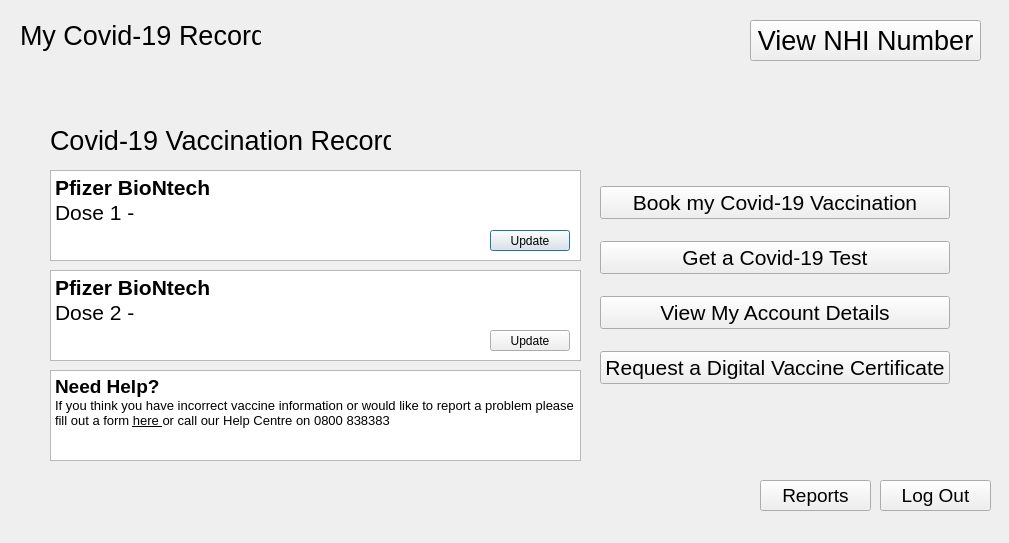
The window that L_A_B_Final_Project/adminmainpage.ui (SourPanda13/106-Group-Assignment) describes before a commit, drawn with Qt 5.
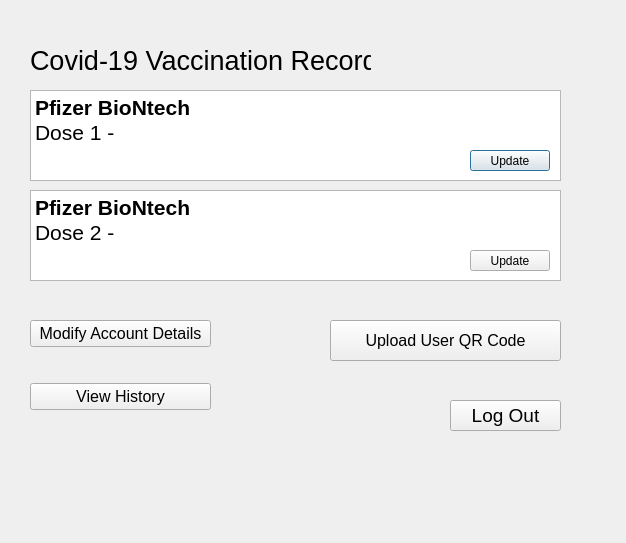
The same window after the commit.

Commit message: Admin main page edit

```diff
--- a/L_A_B_Final_Project/adminmainpage.ui
+++ b/L_A_B_Final_Project/adminmainpage.ui
@@ -6,7 +6,7 @@
    <rect>
     <x>0</x>
     <y>0</y>
-    <width>1009</width>
+    <width>626</width>
     <height>543</height>
    </rect>
   </property>
@@ -16,8 +16,8 @@
   <widget class="QLabel" name="label_2">
    <property name="geometry">
     <rect>
-     <x>50</x>
-     <y>110</y>
+     <x>30</x>
+     <y>30</y>
      <width>341</width>
      <height>61</height>
     </rect>
@@ -34,8 +34,8 @@
   <widget class="QTextEdit" name="Dose2Box">
    <property name="geometry">
     <rect>
-     <x>50</x>
-     <y>270</y>
+     <x>30</x>
+     <y>190</y>
      <width>531</width>
      <height>91</height>
     </rect>
@@ -52,8 +52,8 @@
   <widget class="QTextEdit" name="Dose1Box">
    <property name="geometry">
     <rect>
-     <x>50</x>
-     <y>170</y>
+     <x>30</x>
+     <y>90</y>
      <width>531</width>
      <height>91</height>
     </rect>
@@ -94,8 +94,8 @@
   <widget class="QPushButton" name="pushButton">
    <property name="geometry">
     <rect>
-     <x>490</x>
-     <y>230</y>
+     <x>470</x>
+     <y>150</y>
      <width>80</width>
      <height>21</height>
     </rect>
@@ -107,26 +107,26 @@
   <widget class="QPushButton" name="NHIQRCodeDisplay">
    <property name="geometry">
     <rect>
-     <x>750</x>
-     <y>20</y>
+     <x>330</x>
+     <y>320</y>
      <width>231</width>
      <height>41</height>
     </rect>
    </property>
    <property name="font">
     <font>
-     <pointsize>20</pointsize>
+     <pointsize>12</pointsize>
     </font>
    </property>
    <property name="text">
-    <string>View NHI Number</string>
+    <string>Upload User QR Code</string>
    </property>
   </widget>
   <widget class="QLabel" name="Dose1Confirmation">
    <property name="geometry">
     <rect>
-     <x>150</x>
-     <y>200</y>
+     <x>130</x>
+     <y>120</y>
      <width>351</width>
      <height>21</height>
     </rect>
@@ -143,8 +143,8 @@
   <widget class="QLabel" name="Dose2Confirmation">
    <property name="geometry">
     <rect>
-     <x>140</x>
-     <y>300</y>
+     <x>120</x>
+     <y>220</y>
      <width>351</width>
      <height>21</height>
     </rect>
@@ -158,43 +158,6 @@
     <string/>
    </property>
   </widget>
-  <widget class="QLabel" name="label">
-   <property name="geometry">
-    <rect>
-     <x>20</x>
-     <y>20</y>
-     <width>241</width>
-     <height>31</height>
-    </rect>
-   </property>
-   <property name="font">
-    <font>
-     <pointsize>20</pointsize>
-    </font>
-   </property>
-   <property name="text">
-    <string>My Covid-19 Record</string>
-   </property>
-  </widget>
-  <widget class="QTextEdit" name="NeedHelpText">
-   <property name="geometry">
-    <rect>
-     <x>50</x>
-     <y>370</y>
-     <width>531</width>
-     <height>91</height>
-    </rect>
-   </property>
-   <property name="html">
-    <string>&lt;!DOCTYPE HTML PUBLIC &quot;-//W3C//DTD HTML 4.0//EN&quot; &quot;http://www.w3.org/TR/REC-html40/strict.dtd&quot;&gt;
-&lt;html&gt;&lt;head&gt;&lt;meta name=&quot;qrichtext&quot; content=&quot;1&quot; /&gt;&lt;style type=&quot;text/css&quot;&gt;
-p, li { white-space: pre-wrap; }
-&lt;/style&gt;&lt;/head&gt;&lt;body style=&quot; font-family:'MS Shell Dlg 2'; font-size:8.25pt; font-weight:400; font-style:normal;&quot;&gt;
-&lt;p style=&quot; margin-top:0px; margin-bottom:0px; margin-left:0px; margin-right:0px; -qt-block-indent:0; text-indent:0px;&quot;&gt;&lt;span style=&quot; font-size:14pt; font-weight:600;&quot;&gt;Need Help?&lt;/span&gt;&lt;/p&gt;
-&lt;p style=&quot; margin-top:0px; margin-bottom:0px; margin-left:0px; margin-right:0px; -qt-block-indent:0; text-indent:0px;&quot;&gt;&lt;a name=&quot;docs-internal-guid-6b0cc7e9-7fff-2bb7-b5ce-cff9e8ae04b8&quot;&gt;&lt;/a&gt;&lt;span style=&quot; font-family:'Arial'; font-size:10pt; color:#000000; background-color:transparent;&quot;&gt;I&lt;/span&gt;&lt;span style=&quot; font-family:'Arial'; font-size:10pt; color:#000000; background-color:transparent;&quot;&gt;f you think you have incorrect vaccine information or would like to report a problem please fill out a form &lt;/span&gt;&lt;span style=&quot; font-family:'Arial'; font-size:10pt; text-decoration: underline; color:#000000; background-color:transparent;&quot;&gt;here &lt;/span&gt;&lt;span style=&quot; font-family:'Arial'; font-size:10pt; color:#000000; background-color:transparent;&quot;&gt;or call our Help Centre on 0800 838383&lt;/span&gt;&lt;/p&gt;
-&lt;p style=&quot; margin-top:0px; margin-bottom:0px; margin-left:0px; margin-right:0px; -qt-block-indent:0; text-indent:0px;&quot;&gt;&lt;span style=&quot; font-size:8pt;&quot;&gt;&lt;br /&gt;&lt;/span&gt;&lt;/p&gt;&lt;/body&gt;&lt;/html&gt;</string>
-   </property>
-  </widget>
   <widget class="QPushButton" name="LogOut">
    <property name="geometry">
     <rect>
@@ -216,8 +179,8 @@
   <widget class="QPushButton" name="pushButton_2">
    <property name="geometry">
     <rect>
-     <x>490</x>
-     <y>330</y>
+     <x>470</x>
+     <y>250</y>
      <width>80</width>
      <height>21</height>
     </rect>
@@ -229,10 +192,10 @@
   <widget class="QWidget" name="verticalLayoutWidget">
    <property name="geometry">
     <rect>
-     <x>600</x>
-     <y>170</y>
-     <width>350</width>
-     <height>231</height>
+     <x>30</x>
+     <y>290</y>
+     <width>181</width>
+     <height>151</height>
     </rect>
    </property>
    <layout class="QVBoxLayout" name="verticalLayout">
@@ -240,11 +203,11 @@
      <widget class="QPushButton" name="BookVaccination">
       <property name="font">
        <font>
-        <pointsize>16</pointsize>
+        <pointsize>12</pointsize>
        </font>
       </property>
       <property name="text">
-       <string>Book my Covid-19 Vaccination</string>
+       <string>Modify Account Details</string>
       </property>
      </widget>
     </item>
@@ -252,35 +215,11 @@
      <widget class="QPushButton" name="GetATest">
       <property name="font">
        <font>
-        <pointsize>16</pointsize>
+        <pointsize>12</pointsize>
        </font>
       </property>
       <property name="text">
-       <string>Get a Covid-19 Test</string>
-      </property>
-     </widget>
-    </item>
-    <item>
-     <widget class="QPushButton" name="ViewAccountDetails">
-      <property name="font">
-       <font>
-        <pointsize>16</pointsize>
-       </font>
-      </property>
-      <property name="text">
-       <string>View My Account Details</string>
-      </property>
-     </widget>
-    </item>
-    <item>
-     <widget class="QPushButton" name="RequestDigitalVaccineCertificate">
-      <property name="font">
-       <font>
-        <pointsize>16</pointsize>
-       </font>
-      </property>
-      <property name="text">
-       <string>Request a Digital Vaccine Certificate</string>
+       <string>View History</string>
       </property>
      </widget>
     </item>
@@ -289,8 +228,8 @@
   <widget class="QPushButton" name="LogOut_2">
    <property name="geometry">
     <rect>
-     <x>880</x>
-     <y>480</y>
+     <x>450</x>
+     <y>400</y>
      <width>111</width>
      <height>31</height>
     </rect>
@@ -304,24 +243,6 @@
     <string>Log Out</string>
    </property>
   </widget>
-  <widget class="QPushButton" name="LogOut_3">
-   <property name="geometry">
-    <rect>
-     <x>760</x>
-     <y>480</y>
-     <width>111</width>
-     <height>31</height>
-    </rect>
-   </property>
-   <property name="font">
-    <font>
-     <pointsize>14</pointsize>
-    </font>
-   </property>
-   <property name="text">
-    <string>Reports</string>
-   </property>
-  </widget>
  </widget>
  <resources/>
  <connections/>
```
